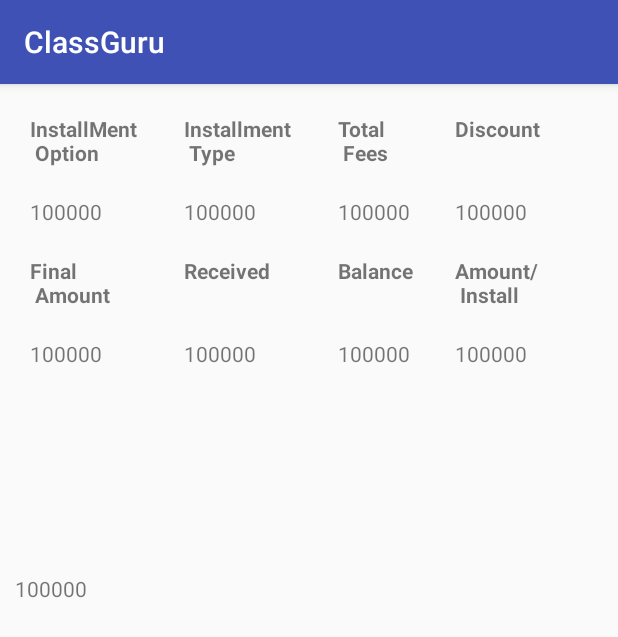
After one commit to gohilakshay/androidClassGuru, an Android app: the FeeDetails screen opened directly, with no data from a screen before it, on a phone screen of 412 x 824 dp. The commit adds this screen. Shown: the top 637 px of the screen. Run offline under Robolectric (Android 15) with nearby library versions, the phone set to English and light mode, and no system bars.

Commit message:
feeDetails layout

```diff
--- a/app/src/main/AndroidManifest.xml
+++ b/app/src/main/AndroidManifest.xml
@@ -10,9 +10,9 @@
         android:allowBackup="true"
         android:icon="@mipmap/ic_launcher"
         android:label="@string/app_name"
+        android:orientation="vertical"
         android:roundIcon="@mipmap/ic_launcher_round"
         android:supportsRtl="true"
-        android:orientation="vertical"
         android:theme="@style/AppTheme">
         <activity android:name=".MainActivity">
             <intent-filter>
@@ -25,6 +25,7 @@
             android:name=".Home_activity"
             android:label="@string/title_activity_home_activity"
             android:theme="@style/AppTheme.NoActionBar" />
+        <activity android:name=".FeeDetails"></activity>
     </application>
 
 </manifest>
--- /dev/null
+++ b/app/src/main/java/in/classguru/classguru/FeeDetails.java
@@ -0,0 +1,13 @@
+package in.classguru.classguru;
+
+import android.support.v7.app.AppCompatActivity;
+import android.os.Bundle;
+
+public class FeeDetails extends AppCompatActivity {
+
+    @Override
+    protected void onCreate(Bundle savedInstanceState) {
+        super.onCreate(savedInstanceState);
+        setContentView(R.layout.activity_fee_details);
+    }
+}
--- a/app/src/main/java/in/classguru/classguru/MainActivity.java
+++ b/app/src/main/java/in/classguru/classguru/MainActivity.java
@@ -61,7 +61,6 @@ public class MainActivity extends AppCompatActivity {
 
             @Override
             public void onClick(DialogInterface dialog, int which) {
-
                 finish();
             }
         });
--- /dev/null
+++ b/app/src/main/res/layout/activity_fee_details.xml
@@ -0,0 +1,200 @@
+<?xml version="1.0" encoding="utf-8"?>
+<LinearLayout xmlns:android="http://schemas.android.com/apk/res/android"
+    xmlns:app="http://schemas.android.com/apk/res-auto"
+    xmlns:tools="http://schemas.android.com/tools"
+    android:orientation="vertical"
+    android:layout_width="match_parent"
+    android:layout_height="match_parent"
+    tools:context="in.classguru.classguru.FeeDetails">
+
+    <RelativeLayout
+        android:padding="10dp"
+        android:layout_width="match_parent"
+        android:layout_height="match_parent"
+        android:layout_weight="1">
+        <TableLayout
+            android:layout_width="match_parent"
+            android:layout_height="match_parent">
+            <TableRow android:padding="10dp">
+                <TextView
+                    android:layout_width="wrap_content"
+                    android:layout_height="wrap_content"
+                    android:layout_alignParentLeft="true"
+                    android:layout_alignParentStart="true"
+                    android:layout_alignParentTop="true"
+                    android:layout_weight="0.25"
+                    android:text="InstallMent \n Option"
+                    android:textStyle="bold" />
+                <TextView
+                    android:layout_weight="0.25"
+                    android:layout_width="wrap_content"
+                    android:layout_height="wrap_content"
+                    android:layout_alignTop="@+id/textView"
+                    android:layout_toEndOf="@+id/textView"
+                    android:layout_toRightOf="@+id/textView"
+                    android:text="Installment \n Type"
+                    android:textStyle="bold"/>
+
+                <TextView
+                    android:layout_weight="0.25"
+                    android:layout_width="wrap_content"
+                    android:layout_height="wrap_content"
+                    android:layout_alignTop="@+id/textView3"
+                    android:layout_toEndOf="@+id/textView3"
+                    android:layout_toRightOf="@+id/textView3"
+                    android:text="Total \n Fees"
+                    android:textStyle="bold"/>
+
+                <TextView
+                    android:layout_weight="0.25"
+                    android:layout_width="wrap_content"
+                    android:layout_height="wrap_content"
+                    android:layout_alignTop="@+id/textView4"
+                    android:layout_toEndOf="@+id/textView4"
+                    android:layout_toRightOf="@+id/textView4"
+                    android:text="Discount \n"
+                    android:textStyle="bold"/>
+            </TableRow>
+            <TableRow android:padding="10dp">
+                <TextView
+                    android:layout_width="wrap_content"
+                    android:layout_height="wrap_content"
+                    android:layout_alignParentLeft="true"
+                    android:layout_alignParentStart="true"
+                    android:layout_alignParentTop="true"
+                    android:layout_weight="0.25"
+                    android:text="100000" />
+                <TextView
+                    android:layout_weight="0.25"
+                    android:layout_width="wrap_content"
+                    android:layout_height="wrap_content"
+                    android:layout_alignTop="@+id/textView"
+                    android:layout_toEndOf="@+id/textView"
+                    android:layout_toRightOf="@+id/textView"
+                    android:text="100000" />
+
+                <TextView
+                    android:layout_weight="0.25"
+                    android:layout_width="wrap_content"
+                    android:layout_height="wrap_content"
+                    android:layout_alignTop="@+id/textView3"
+                    android:layout_toEndOf="@+id/textView3"
+                    android:layout_toRightOf="@+id/textView3"
+                    android:text="100000" />
+
+                <TextView
+                    android:layout_weight="0.25"
+                    android:layout_width="wrap_content"
+                    android:layout_height="wrap_content"
+                    android:layout_alignTop="@+id/textView4"
+                    android:layout_toEndOf="@+id/textView4"
+                    android:layout_toRightOf="@+id/textView4"
+                    android:text="100000" />
+            </TableRow>
+
+            <TableRow android:padding="10dp">
+                <TextView
+                    android:layout_weight="0.25"
+                    android:layout_width="wrap_content"
+                    android:layout_height="wrap_content"
+                    android:layout_alignParentLeft="true"
+                    android:layout_alignParentStart="true"
+                    android:layout_alignParentTop="true"
+                    android:text="Final \n Amount"
+                    android:textStyle="bold"/>
+                <TextView
+                    android:layout_weight="0.25"
+                    android:layout_width="wrap_content"
+                    android:layout_height="wrap_content"
+                    android:layout_alignTop="@+id/textView"
+                    android:layout_toEndOf="@+id/textView"
+                    android:layout_toRightOf="@+id/textView"
+                    android:text="Received \n"
+                    android:textStyle="bold"/>
+
+                <TextView
+                    android:layout_weight="0.25"
+                    android:layout_width="wrap_content"
+                    android:layout_height="wrap_content"
+                    android:layout_alignTop="@+id/textView3"
+                    android:layout_toEndOf="@+id/textView3"
+                    android:layout_toRightOf="@+id/textView3"
+                    android:text="Balance\n"
+                    android:textStyle="bold"/>
+
+                <TextView
+                    android:layout_weight="0.25"
+                    android:layout_width="wrap_content"
+                    android:layout_height="wrap_content"
+                    android:layout_alignTop="@+id/textView4"
+                    android:layout_toEndOf="@+id/textView4"
+                    android:layout_toRightOf="@+id/textView4"
+                    android:text="Amount/ \n Install"
+                    android:textStyle="bold"/>
+            </TableRow>
+            <TableRow android:padding="10dp">
+                <TextView
+                    android:layout_width="wrap_content"
+                    android:layout_height="wrap_content"
+                    android:layout_alignParentLeft="true"
+                    android:layout_alignParentStart="true"
+                    android:layout_alignParentTop="true"
+                    android:layout_weight="0.25"
+                    android:text="100000" />
+                <TextView
+                    android:layout_weight="0.25"
+                    android:layout_width="wrap_content"
+                    android:layout_height="wrap_content"
+                    android:layout_alignTop="@+id/textView"
+                    android:layout_toEndOf="@+id/textView"
+                    android:layout_toRightOf="@+id/textView"
+                    android:text="100000" />
+
+                <TextView
+                    android:layout_weight="0.25"
+                    android:layout_width="wrap_content"
+                    android:layout_height="wrap_content"
+                    android:layout_alignTop="@+id/textView3"
+                    android:layout_toEndOf="@+id/textView3"
+                    android:layout_toRightOf="@+id/textView3"
+                    android:text="100000" />
+
+                <TextView
+                    android:layout_weight="0.25"
+                    android:layout_width="wrap_content"
+                    android:layout_height="wrap_content"
+                    android:layout_alignTop="@+id/textView4"
+                    android:layout_toEndOf="@+id/textView4"
+                    android:layout_toRightOf="@+id/textView4"
+                    android:text="100000" />
+            </TableRow>
+        </TableLayout>
+
+
+
+
+
+    </RelativeLayout>
+
+    <RelativeLayout
+        android:padding="10dp"
+        android:layout_width="match_parent"
+        android:layout_height="match_parent"
+        android:layout_weight="0.7">
+        <TableLayout
+            android:layout_width="match_parent"
+            android:layout_height="match_parent">
+            <TableRow>
+                <TextView
+                    android:layout_weight="0.25"
+                    android:layout_width="wrap_content"
+                    android:layout_height="wrap_content"
+                    android:layout_alignTop="@+id/textView4"
+                    android:layout_toEndOf="@+id/textView4"
+                    android:layout_toRightOf="@+id/textView4"
+                    android:text="100000" />
+            </TableRow>
+        </TableLayout>
+    </RelativeLayout>
+
+</LinearLayout>
```
Also changed, not shown: app/src/main/java/in/classguru/classguru/Home_activity.java (+25 -0 lines), app/src/main/res/layout/feedetails.xml (added, +196 -0 lines), app/src/main/res/menu/drawermenu.xml (+2 -5 lines).
